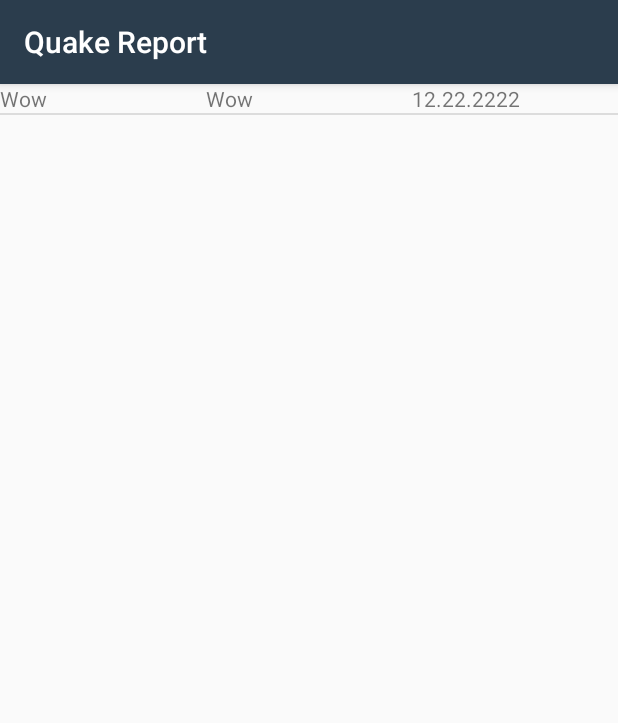
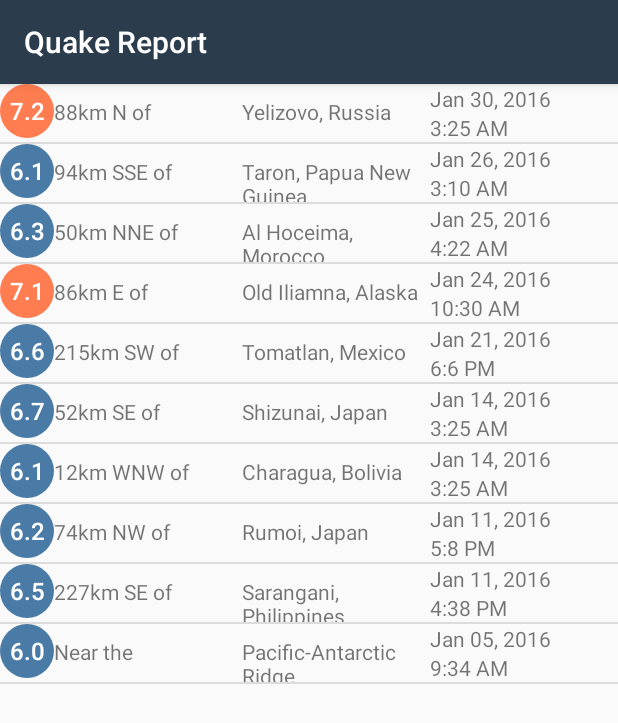
Before and after one commit to fallbrawl/QuakeReport, an Android app: the screen it shows after launch (EarthquakeActivity), on a phone screen of 412 x 824 dp. Shown: the top 723 px of the screen. Run offline under Robolectric (Android 15) with nearby library versions, the phone set to English and light mode, and no system bars.

Commit message:
finished lesson 1 json

```diff
--- a/app/src/main/java/com/example/android/quakereport/Earthquake.java
+++ b/app/src/main/java/com/example/android/quakereport/Earthquake.java
@@ -7,10 +7,11 @@ import java.util.Date;
  */
 public class Earthquake {
 
-    Earthquake(double power, String city, Date date){
+    Earthquake(double power, String city, long date, String siteName) {
         this.power = power;
         this.city = city;
         this.date = date;
+        this.siteName = siteName;
     }
 
     public double getPower() {
@@ -21,13 +22,17 @@ public class Earthquake {
         return city;
     }
 
-    public Date getDate() {
+    public long getDate() {
         return date;
+    }
+
+    public String getSiteName() {
+        return siteName;
     }
 
     private double power = 0;
     private String city = "";
-    private Date date = null;
-
+    private long date = -1;
+    private String siteName = "";
 
 }
--- a/app/src/main/java/com/example/android/quakereport/EarthquakeActivity.java
+++ b/app/src/main/java/com/example/android/quakereport/EarthquakeActivity.java
@@ -15,10 +15,19 @@
  */
 package com.example.android.quakereport;
 
+import android.content.Intent;
+import android.media.AudioManager;
+import android.media.MediaPlayer;
+import android.net.Uri;
 import android.os.Bundle;
 import android.support.v7.app.AppCompatActivity;
+import android.util.Log;
+import android.view.View;
+import android.widget.AdapterView;
 import android.widget.ArrayAdapter;
 import android.widget.ListView;
+
+import org.json.JSONException;
 
 import java.text.SimpleDateFormat;
 import java.util.ArrayList;
@@ -26,7 +35,7 @@ import java.util.Calendar;
 import java.util.GregorianCalendar;
 
 public class EarthquakeActivity extends AppCompatActivity {
-
+    static ArrayList<Earthquake> earthquakes = null;
     public static final String LOG_TAG = EarthquakeActivity.class.getName();
 
     @Override
@@ -34,13 +43,29 @@ public class EarthquakeActivity extends AppCompatActivity {
         super.onCreate(savedInstanceState);
         setContentView(R.layout.earthquake_activity);
 
-        // Create a fake list of earthquake locations.
-        ArrayList<Earthquake> earthquakes = new ArrayList<>();
-        earthquakes.add(new Earthquake(4.3,"Wow",new GregorianCalendar(2014, Calendar.FEBRUARY, 11).getTime()));
+        // Get a list of earthquake locations.
 
+
+        try {
+            earthquakes = QueryUtils.extractEarthquakes();
+        } catch (JSONException e) {
+            e.printStackTrace();
+        }
 
         // Find a reference to the {@link ListView} in the layout
         ListView earthquakeListView = (ListView) findViewById(R.id.list);
+
+        earthquakeListView.setOnItemClickListener(new AdapterView.OnItemClickListener() {
+            @Override
+            public void onItemClick(AdapterView<?> parent, View view, int position, long id) {
+                Earthquake currentEarthquake = earthquakes.get(position);
+
+                Uri webpage = Uri.parse(currentEarthquake.getSiteName());
+                Intent webIntent = new Intent(Intent.ACTION_VIEW, webpage);
+                startActivity(webIntent);
+
+            }
+        });
 
         // Create a new {@link ArrayAdapter} of earthquakes
         EarthquakeAdapter adapter = new EarthquakeAdapter(this, earthquakes);
--- a/app/src/main/java/com/example/android/quakereport/EarthquakeAdapter.java
+++ b/app/src/main/java/com/example/android/quakereport/EarthquakeAdapter.java
@@ -2,6 +2,10 @@ package com.example.android.quakereport;
 
 import android.app.Activity;
 import android.content.Context;
+import android.graphics.drawable.GradientDrawable;
+import android.net.Uri;
+import android.support.v4.content.ContextCompat;
+import android.util.Log;
 import android.view.LayoutInflater;
 import android.view.View;
 import android.view.ViewGroup;
@@ -10,14 +14,20 @@ import android.widget.ImageView;
 import android.widget.TextView;
 
 import java.text.DateFormat;
+import java.text.DecimalFormat;
 import java.text.SimpleDateFormat;
 import java.util.ArrayList;
+import java.util.Date;
 import java.util.List;
 
 /**
  * Created by nexus on 28.02.2017.
  */
 public class EarthquakeAdapter extends ArrayAdapter<Earthquake> {
+
+    private String offset = "";
+    private String city = "";
+    private final String DIVIDE = "of";
 
     private static final String LOG_TAG = EarthquakeAdapter.class.getSimpleName();
 
@@ -26,7 +36,7 @@ public class EarthquakeAdapter extends ArrayAdapter<Earthquake> {
      * The context is used to inflate the layout file, and the list is the data we want
      * to populate into the lists.
      *
-     * @param context        The current context. Used to inflate the layout file.
+     * @param context     The current context. Used to inflate the layout file.
      * @param earthquakes A List of AndroidFlavor objects to display in a list
      */
     public EarthquakeAdapter(Activity context, ArrayList<Earthquake> earthquakes) {
@@ -40,17 +50,17 @@ public class EarthquakeAdapter extends ArrayAdapter<Earthquake> {
     /**
      * Provides a view for an AdapterView (ListView, GridView, etc.)
      *
-     * @param position The position in the list of data that should be displayed in the
-     *                 list item view.
+     * @param position    The position in the list of data that should be displayed in the
+     *                    list item view.
      * @param convertView The recycled view to populate.
-     * @param parent The parent ViewGroup that is used for inflation.
+     * @param parent      The parent ViewGroup that is used for inflation.
      * @return The View for the position in the AdapterView.
      */
     @Override
     public View getView(int position, View convertView, ViewGroup parent) {
         // Check if the existing view is being reused, otherwise inflate the view
 
-        if(convertView == null) {
+        if (convertView == null) {
             convertView = LayoutInflater.from(getContext()).inflate(
                     R.layout.list_item, parent, false);
         }
@@ -58,31 +68,82 @@ public class EarthquakeAdapter extends ArrayAdapter<Earthquake> {
         // Get the {@link AndroidFlavor} object located at this position in the list
         Earthquake currentEarthquakeInfo = getItem(position);
 
+        DecimalFormat formatter = new DecimalFormat("0.0");
+
+
         // Find the TextView in the list_item.xml layout with the ID version_name
         TextView powerTextView = (TextView) convertView.findViewById(R.id.magnitude);
         // Get the version name from the current AndroidFlavor object and
         // set this text on the name TextView
-        powerTextView.setText(currentEarthquakeInfo.getCity());
+        powerTextView.setText(String.valueOf(formatter.format(currentEarthquakeInfo.getPower())));
 
         // Find the TextView in the list_item.xml layout with the ID version_number
-        TextView numberTextView = (TextView) convertView.findViewById(R.id.city);
+        TextView cityTextView = (TextView) convertView.findViewById(R.id.city);
+        TextView offsetTextView = (TextView) convertView.findViewById(R.id.offset);
+
+        if (currentEarthquakeInfo.getCity().indexOf(DIVIDE) != -1) {
+            offset = currentEarthquakeInfo.getCity().substring(0, currentEarthquakeInfo.getCity().indexOf(DIVIDE) + 3);
+            city = currentEarthquakeInfo.getCity().substring(currentEarthquakeInfo.getCity().indexOf(DIVIDE) + 3,
+                    currentEarthquakeInfo.getCity().length());
+        } else {
+            city = currentEarthquakeInfo.getCity();
+            offset = "Near the";
+        }
+
         // Get the version number from the current AndroidFlavor object and
         // set this text on the number TextView
-        numberTextView.setText(currentEarthquakeInfo.getCity());
 
+        cityTextView.setText(city);
+        offsetTextView.setText(offset);
 
-        DateFormat df = new SimpleDateFormat("MM/dd/yyyy HH:mm:ss");
         //String reportDate = df.format(currentEarthquakeInfo.getDate());
         // Find the TextView in the list_item.xml layout with the ID version_number
-        TextView dateTextView = (TextView) convertView.findViewById(R.id.date);
+        TextView dateDayMonthTextView = (TextView) convertView.findViewById(R.id.date_month_day);
         // Get the version number from the current AndroidFlavor object and
         // set this text on the number TextView
-        dateTextView.setText("12.22.2222");
 
+        long timeInMillis = currentEarthquakeInfo.getDate();
+        Date dateObject = new Date(timeInMillis);
+
+        SimpleDateFormat dateMonthFormatter = new SimpleDateFormat("MMM DD, yyyy");
+        SimpleDateFormat dateYearFormatter = new SimpleDateFormat("h:m a");
+
+        String monthDayToDisplay = dateMonthFormatter.format(dateObject);
+        String yearToDisplay = dateYearFormatter.format(dateObject);
+
+        dateDayMonthTextView.setText(monthDayToDisplay);
+
+        TextView dateYearTextView = (TextView) convertView.findViewById(R.id.date_year);
+        dateYearTextView.setText(yearToDisplay);
+
+        // Set the proper background color on the magnitude circle.
+        // Fetch the background from the TextView, which is a GradientDrawable.
+        GradientDrawable magnitudeCircle = (GradientDrawable) powerTextView.getBackground();
+
+        // Get the appropriate background color based on the current earthquake magnitude
+        int magnitudeColor = getMagnitudeColor(currentEarthquakeInfo.getPower());
+
+        // Set the color on the magnitude circle
+        magnitudeCircle.setColor(magnitudeColor);
 
         // Return the whole list item layout (containing 2 TextViews and an ImageView)
         // so that it can be shown in the ListView
         return convertView;
     }
 
+    private int getMagnitudeColor(double power){
+        int magnitude1Color = ContextCompat.getColor(getContext(), R.color.magnitude1);
+        int magnitude5Color = ContextCompat.getColor(getContext(), R.color.magnitude5);
+        int magnitude9Color = ContextCompat.getColor(getContext(), R.color.magnitude9);
+        int magni = (int) Math.floor(power);
+        switch (magni){
+            case 6:
+                return magnitude1Color;
+            case 7:
+                return magnitude5Color;
+            default:
+                return magnitude9Color;
+        }
+
+    }
 }
--- /dev/null
+++ b/app/src/main/java/com/example/android/quakereport/QueryUtils.java
@@ -0,0 +1,66 @@
+package com.example.android.quakereport;
+import android.util.Log;
+
+import org.json.JSONArray;
+import org.json.JSONException;
+import org.json.JSONObject;
+
+import java.util.ArrayList;
+
+/**
+ * Helper methods related to requesting and receiving earthquake data from USGS.
+ */
+public final class QueryUtils {
+
+    /** Sample JSON response for a USGS query */
+    private static final String SAMPLE_JSON_RESPONSE = "{\"type\":\"FeatureCollection\",\"metadata\":{\"generated\":1462295443000,\"url\":\"http://earthquake.usgs.gov/fdsnws/event/1/query?format=geojson&starttime=2016-01-01&endtime=2016-01-31&minmag=6&limit=10\",\"title\":\"USGS Earthquakes\",\"status\":200,\"api\":\"1.5.2\",\"limit\":10,\"offset\":1,\"count\":10},\"features\":[{\"type\":\"Feature\",\"properties\":{\"mag\":7.2,\"place\":\"88km N of Yelizovo, Russia\",\"time\":1454124312220,\"updated\":1460674294040,\"tz\":720,\"url\":\"http://earthquake.usgs.gov/earthquakes/eventpage/us20004vvx\",\"detail\":\"http://earthquake.usgs.gov/fdsnws/event/1/query?eventid=us20004vvx&format=geojson\",\"felt\":2,\"cdi\":3.4,\"mmi\":5.82,\"alert\":\"green\",\"status\":\"reviewed\",\"tsunami\":1,\"sig\":798,\"net\":\"us\",\"code\":\"20004vvx\",\"ids\":\",at00o1qxho,pt16030050,us20004vvx,gcmt20160130032510,\",\"sources\":\",at,pt,us,gcmt,\",\"types\":\",cap,dyfi,finite-fault,general-link,general-text,geoserve,impact-link,impact-text,losspager,moment-tensor,nearby-cities,origin,phase-data,shakemap,tectonic-summary,\",\"nst\":null,\"dmin\":0.958,\"rms\":1.19,\"gap\":17,\"magType\":\"mww\",\"type\":\"earthquake\",\"title\":\"M 7.2 - 88km N of Yelizovo, Russia\"},\"geometry\":{\"type\":\"Point\",\"coordinates\":[158.5463,53.9776,177]},\"id\":\"us20004vvx\"},\n" +
+            "{\"type\":\"Feature\",\"properties\":{\"mag\":6.1,\"place\":\"94km SSE of Taron, Papua New Guinea\",\"time\":1453777820750,\"updated\":1460156775040,\"tz\":600,\"url\":\"http://earthquake.usgs.gov/earthquakes/eventpage/us20004uks\",\"detail\":\"http://earthquake.usgs.gov/fdsnws/event/1/query?eventid=us20004uks&format=geojson\",\"felt\":null,\"cdi\":null,\"mmi\":4.1,\"alert\":\"green\",\"status\":\"reviewed\",\"tsunami\":1,\"sig\":572,\"net\":\"us\",\"code\":\"20004uks\",\"ids\":\",us20004uks,gcmt20160126031023,\",\"sources\":\",us,gcmt,\",\"types\":\",cap,geoserve,losspager,moment-tensor,nearby-cities,origin,phase-data,shakemap,tectonic-summary,\",\"nst\":null,\"dmin\":1.537,\"rms\":0.74,\"gap\":25,\"magType\":\"mww\",\"type\":\"earthquake\",\"title\":\"M 6.1 - 94km SSE of Taron, Papua New Guinea\"},\"geometry\":{\"type\":\"Point\",\"coordinates\":[153.2454,-5.2952,26]},\"id\":\"us20004uks\"},\n" +
+            "{\"type\":\"Feature\",\"properties\":{\"mag\":6.3,\"place\":\"50km NNE of Al Hoceima, Morocco\",\"time\":1453695722730,\"updated\":1460156773040,\"tz\":0,\"url\":\"http://earthquake.usgs.gov/earthquakes/eventpage/us10004gy9\",\"detail\":\"http://earthquake.usgs.gov/fdsnws/event/1/query?eventid=us10004gy9&format=geojson\",\"felt\":117,\"cdi\":7.2,\"mmi\":5.28,\"alert\":\"green\",\"status\":\"reviewed\",\"tsunami\":0,\"sig\":695,\"net\":\"us\",\"code\":\"10004gy9\",\"ids\":\",us10004gy9,gcmt20160125042203,\",\"sources\":\",us,gcmt,\",\"types\":\",cap,dyfi,geoserve,impact-text,losspager,moment-tensor,nearby-cities,origin,phase-data,shakemap,tectonic-summary,\",\"nst\":null,\"dmin\":2.201,\"rms\":0.92,\"gap\":20,\"magType\":\"mww\",\"type\":\"earthquake\",\"title\":\"M 6.3 - 50km NNE of Al Hoceima, Morocco\"},\"geometry\":{\"type\":\"Point\",\"coordinates\":[-3.6818,35.6493,12]},\"id\":\"us10004gy9\"},\n" +
+            "{\"type\":\"Feature\",\"properties\":{\"mag\":7.1,\"place\":\"86km E of Old Iliamna, Alaska\",\"time\":1453631430230,\"updated\":1460156770040,\"tz\":-540,\"url\":\"http://earthquake.usgs.gov/earthquakes/eventpage/us10004gqp\",\"detail\":\"http://earthquake.usgs.gov/fdsnws/event/1/query?eventid=us10004gqp&format=geojson\",\"felt\":1816,\"cdi\":7.2,\"mmi\":6.6,\"alert\":\"green\",\"status\":\"reviewed\",\"tsunami\":1,\"sig\":1496,\"net\":\"us\",\"code\":\"10004gqp\",\"ids\":\",at00o1gd6r,us10004gqp,ak12496371,gcmt20160124103030,\",\"sources\":\",at,us,ak,gcmt,\",\"types\":\",cap,dyfi,finite-fault,general-link,general-text,geoserve,impact-link,impact-text,losspager,moment-tensor,nearby-cities,origin,phase-data,shakemap,tectonic-summary,trump-origin,\",\"nst\":null,\"dmin\":0.72,\"rms\":2.11,\"gap\":19,\"magType\":\"mww\",\"type\":\"earthquake\",\"title\":\"M 7.1 - 86km E of Old Iliamna, Alaska\"},\"geometry\":{\"type\":\"Point\",\"coordinates\":[-153.4051,59.6363,129]},\"id\":\"us10004gqp\"},\n" +
+            "{\"type\":\"Feature\",\"properties\":{\"mag\":6.6,\"place\":\"215km SW of Tomatlan, Mexico\",\"time\":1453399617650,\"updated\":1459963829040,\"tz\":-420,\"url\":\"http://earthquake.usgs.gov/earthquakes/eventpage/us10004g4l\",\"detail\":\"http://earthquake.usgs.gov/fdsnws/event/1/query?eventid=us10004g4l&format=geojson\",\"felt\":11,\"cdi\":2.7,\"mmi\":3.92,\"alert\":\"green\",\"status\":\"reviewed\",\"tsunami\":1,\"sig\":673,\"net\":\"us\",\"code\":\"10004g4l\",\"ids\":\",at00o1bebo,pt16021050,us10004g4l,gcmt20160121180659,\",\"sources\":\",at,pt,us,gcmt,\",\"types\":\",cap,dyfi,geoserve,impact-link,impact-text,losspager,moment-tensor,nearby-cities,origin,phase-data,shakemap,tectonic-summary,\",\"nst\":null,\"dmin\":2.413,\"rms\":0.98,\"gap\":74,\"magType\":\"mww\",\"type\":\"earthquake\",\"title\":\"M 6.6 - 215km SW of Tomatlan, Mexico\"},\"geometry\":{\"type\":\"Point\",\"coordinates\":[-106.9337,18.8239,10]},\"id\":\"us10004g4l\"},\n" +
+            "{\"type\":\"Feature\",\"properties\":{\"mag\":6.7,\"place\":\"52km SE of Shizunai, Japan\",\"time\":1452741933640,\"updated\":1459304879040,\"tz\":540,\"url\":\"http://earthquake.usgs.gov/earthquakes/eventpage/us10004ebx\",\"detail\":\"http://earthquake.usgs.gov/fdsnws/event/1/query?eventid=us10004ebx&format=geojson\",\"felt\":51,\"cdi\":5.8,\"mmi\":6.45,\"alert\":\"green\",\"status\":\"reviewed\",\"tsunami\":1,\"sig\":720,\"net\":\"us\",\"code\":\"10004ebx\",\"ids\":\",us10004ebx,pt16014050,at00o0xauk,gcmt20160114032534,\",\"sources\":\",us,pt,at,gcmt,\",\"types\":\",associate,cap,dyfi,geoserve,impact-link,impact-text,losspager,moment-tensor,nearby-cities,origin,phase-data,shakemap,\",\"nst\":null,\"dmin\":0.281,\"rms\":0.98,\"gap\":22,\"magType\":\"mww\",\"type\":\"earthquake\",\"title\":\"M 6.7 - 52km SE of Shizunai, Japan\"},\"geometry\":{\"type\":\"Point\",\"coordinates\":[142.781,41.9723,46]},\"id\":\"us10004ebx\"},\n" +
+            "{\"type\":\"Feature\",\"properties\":{\"mag\":6.1,\"place\":\"12km WNW of Charagua, Bolivia\",\"time\":1452741928270,\"updated\":1459304879040,\"tz\":-240,\"url\":\"http://earthquake.usgs.gov/earthquakes/eventpage/us10004ebw\",\"detail\":\"http://earthquake.usgs.gov/fdsnws/event/1/query?eventid=us10004ebw&format=geojson\",\"felt\":3,\"cdi\":2.2,\"mmi\":2.21,\"alert\":\"green\",\"status\":\"reviewed\",\"tsunami\":0,\"sig\":573,\"net\":\"us\",\"code\":\"10004ebw\",\"ids\":\",us10004ebw,gcmt20160114032528,\",\"sources\":\",us,gcmt,\",\"types\":\",cap,dyfi,geoserve,impact-text,losspager,moment-tensor,nearby-cities,origin,phase-data,shakemap,tectonic-summary,\",\"nst\":null,\"dmin\":5.492,\"rms\":1.04,\"gap\":16,\"magType\":\"mww\",\"type\":\"earthquake\",\"title\":\"M 6.1 - 12km WNW of Charagua, Bolivia\"},\"geometry\":{\"type\":\"Point\",\"coordinates\":[-63.3288,-19.7597,582.56]},\"id\":\"us10004ebw\"},\n" +
+            "{\"type\":\"Feature\",\"properties\":{\"mag\":6.2,\"place\":\"74km NW of Rumoi, Japan\",\"time\":1452532083920,\"updated\":1459304875040,\"tz\":540,\"url\":\"http://earthquake.usgs.gov/earthquakes/eventpage/us10004djn\",\"detail\":\"http://earthquake.usgs.gov/fdsnws/event/1/query?eventid=us10004djn&format=geojson\",\"felt\":8,\"cdi\":3.4,\"mmi\":3.74,\"alert\":\"green\",\"status\":\"reviewed\",\"tsunami\":0,\"sig\":594,\"net\":\"us\",\"code\":\"10004djn\",\"ids\":\",us10004djn,gcmt20160111170803,\",\"sources\":\",us,gcmt,\",\"types\":\",cap,dyfi,geoserve,impact-text,losspager,moment-tensor,nearby-cities,origin,phase-data,shakemap,tectonic-summary,\",\"nst\":null,\"dmin\":1.139,\"rms\":0.96,\"gap\":33,\"magType\":\"mww\",\"type\":\"earthquake\",\"title\":\"M 6.2 - 74km NW of Rumoi, Japan\"},\"geometry\":{\"type\":\"Point\",\"coordinates\":[141.0867,44.4761,238.81]},\"id\":\"us10004djn\"},\n" +
+            "{\"type\":\"Feature\",\"properties\":{\"mag\":6.5,\"place\":\"227km SE of Sarangani, Philippines\",\"time\":1452530285900,\"updated\":1459304874040,\"tz\":480,\"url\":\"http://earthquake.usgs.gov/earthquakes/eventpage/us10004dj5\",\"detail\":\"http://earthquake.usgs.gov/fdsnws/event/1/query?eventid=us10004dj5&format=geojson\",\"felt\":1,\"cdi\":2.7,\"mmi\":7.5,\"alert\":\"green\",\"status\":\"reviewed\",\"tsunami\":1,\"sig\":650,\"net\":\"us\",\"code\":\"10004dj5\",\"ids\":\",at00o0srjp,pt16011050,us10004dj5,gcmt20160111163807,\",\"sources\":\",at,pt,us,gcmt,\",\"types\":\",cap,dyfi,geoserve,impact-link,impact-text,losspager,moment-tensor,nearby-cities,origin,phase-data,shakemap,tectonic-summary,\",\"nst\":null,\"dmin\":3.144,\"rms\":0.72,\"gap\":22,\"magType\":\"mww\",\"type\":\"earthquake\",\"title\":\"M 6.5 - 227km SE of Sarangani, Philippines\"},\"geometry\":{\"type\":\"Point\",\"coordinates\":[126.8621,3.8965,13]},\"id\":\"us10004dj5\"},\n" +
+            "{\"type\":\"Feature\",\"properties\":{\"mag\":6,\"place\":\"Pacific-Antarctic Ridge\",\"time\":1451986454620,\"updated\":1459202978040,\"tz\":-540,\"url\":\"http://earthquake.usgs.gov/earthquakes/eventpage/us10004bgk\",\"detail\":\"http://earthquake.usgs.gov/fdsnws/event/1/query?eventid=us10004bgk&format=geojson\",\"felt\":0,\"cdi\":1,\"mmi\":0,\"alert\":\"green\",\"status\":\"reviewed\",\"tsunami\":0,\"sig\":554,\"net\":\"us\",\"code\":\"10004bgk\",\"ids\":\",us10004bgk,gcmt20160105093415,\",\"sources\":\",us,gcmt,\",\"types\":\",cap,dyfi,geoserve,losspager,moment-tensor,nearby-cities,origin,phase-data,shakemap,\",\"nst\":null,\"dmin\":30.75,\"rms\":0.67,\"gap\":71,\"magType\":\"mww\",\"type\":\"earthquake\",\"title\":\"M 6.0 - Pacific-Antarctic Ridge\"},\"geometry\":{\"type\":\"Point\",\"coordinates\":[-136.2603,-54.2906,10]},\"id\":\"us10004bgk\"}],\"bbox\":[-153.4051,-54.2906,10,158.5463,59.6363,582.56]}";
+
+    /**
+     * Create a private constructor because no one should ever create a {@link QueryUtils} object.
+     * This class is only meant to hold static variables and methods, which can be accessed
+     * directly from the class name QueryUtils (and an object instance of QueryUtils is not needed).
+     */
+    private QueryUtils() {
+    }
+
+    /**
+     * Return a list of {@link Earthquake} objects that has been built up from
+     * parsing a JSON response.
+     */
+    public static ArrayList<Earthquake> extractEarthquakes() throws JSONException {
+
+        // Create an empty ArrayList that we can start adding earthquakes to
+        ArrayList<Earthquake> earthquakes = new ArrayList<>();
+
+
+        JSONObject totalQuake = new JSONObject(SAMPLE_JSON_RESPONSE);
+        JSONArray quakeArray = totalQuake.getJSONArray("features");
+
+        for (int i = 0; i < quakeArray.length();i ++){
+            JSONObject oneQuake = quakeArray.getJSONObject(i);
+            JSONObject properties = oneQuake.getJSONObject("properties");
+            Earthquake earthquake = new Earthquake(properties.getDouble("mag"),properties.getString("place"), properties.getLong("time"), properties.getString("url"));
+            earthquakes.add(i, earthquake);
+
+        }
+        // Try to parse the SAMPLE_JSON_RESPONSE. If there's a problem with the way the JSON
+        // is formatted, a JSONException exception object will be thrown.
+        // Catch the exception so the app doesn't crash, and print the error message to the logs.
+
+        // TODO: Parse the response given by the SAMPLE_JSON_RESPONSE string and
+        // build up a list of Earthquake objects with the corresponding data.
+
+        // Return the list of earthquakes
+        return earthquakes;
+    }
+
+}
--- /dev/null
+++ b/app/src/main/res/drawable/magnitude_circle.xml
@@ -0,0 +1,10 @@
+<?xml version="1.0" encoding="utf-8"?>
+<!-- Background circle for the magnitude value -->
+<shape xmlns:android="http://schemas.android.com/apk/res/android"
+    android:shape="oval">
+    <solid android:color="@color/magnitude1" />
+    <size
+        android:width="36dp"
+        android:height="36dp" />
+    <corners android:radius="18dp" />
+</shape>
--- a/app/src/main/res/layout/list_item.xml
+++ b/app/src/main/res/layout/list_item.xml
@@ -1,30 +1,50 @@
 <?xml version="1.0" encoding="utf-8"?>
 <LinearLayout xmlns:android="http://schemas.android.com/apk/res/android"
     xmlns:tools="http://schemas.android.com/tools"
-    android:orientation="horizontal"
     android:layout_width="match_parent"
-    android:layout_height="match_parent">
+    android:layout_height="match_parent"
+    android:orientation="horizontal">
+
     <TextView
+        android:id="@+id/magnitude"
+        android:layout_width="36dp"
+        android:layout_height="36dp"
+        android:background="@drawable/magnitude_circle"
+        android:fontFamily="sans-serif-medium"
+        android:gravity="center"
+        android:textColor="@android:color/white"
+        android:textSize="16sp"
+        tools:text="8.9" />
+
+    <TextView
+        android:id="@+id/offset"
         android:layout_width="0dp"
-        android:id="@+id/magnitude"
+        android:layout_height="wrap_content"
+        android:layout_weight="1" />
+    <TextView
+        android:id="@+id/city"
+        android:layout_width="0dp"
+        android:layout_height="wrap_content"
+        android:layout_weight="1" />
+
+    <LinearLayout
+        android:layout_width="0dp"
         android:layout_height="wrap_content"
         android:layout_weight="1"
-        tools:text="wow"
-        />
+        android:orientation="vertical">
 
-    <TextView
-        android:layout_width="0dp"
-        android:id="@+id/city"
-        android:layout_height="wrap_content"
-        android:layout_weight="1"
-        tools:text="wow"/>
+        <TextView
+            android:id="@+id/date_month_day"
+            android:layout_width="match_parent"
+            android:layout_height="wrap_content"
+            />
 
-    <TextView
-        android:layout_width="0dp"
-        android:id="@+id/date"
-        android:layout_height="wrap_content"
-        android:layout_weight="1"
-        tools:text="wow"/>
+        <TextView
+            android:id="@+id/date_year"
+            android:layout_width="match_parent"
+            android:layout_height="wrap_content"
+            />
 
+    </LinearLayout>
 
 </LinearLayout>
--- a/app/src/main/res/values/colors.xml
+++ b/app/src/main/res/values/colors.xml
@@ -22,4 +22,34 @@
 
     <!-- Accent color of the app -->
     <color name="colorAccent">#10CAC9</color>
+
+    <!-- Color for an earthquake with magnitude 0 and 2 -->
+    <color name="magnitude1">#4A7BA7</color>
+
+    <!-- Magnitude circle color for an earthquake with magnitude between 2 and 3 -->
+    <color name="magnitude2">#04B4B3</color>
+
+    <!-- Magnitude circle color for an earthquake with magnitude between 3 and 4 -->
+    <color name="magnitude3">#10CAC9</color>
+
+    <!-- Magnitude circle color for an earthquake with magnitude between 4 and 5 -->
+    <color name="magnitude4">#F5A623</color>
+
+    <!-- Magnitude circle color for an earthquake with magnitude between 5 and 6 -->
+    <color name="magnitude5">#FF7D50</color>
+
+    <!-- Magnitude circle color for an earthquake with magnitude between 6 and 7 -->
+    <color name="magnitude6">#FC6644</color>
+
+    <!-- Magnitude circle color for an earthquake with magnitude between 7 and 8 -->
+    <color name="magnitude7">#E75F40</color>
+
+    <!-- Magnitude circle color for an earthquake with magnitude between 8 and 9 -->
+    <color name="magnitude8">#E13A20</color>
+
+    <!-- Magnitude circle color for an earthquake with magnitude between 9 and 10 -->
+    <color name="magnitude9">#D93218</color>
+
+    <!-- Magnitude circle color for an earthquake with magnitude over 10 -->
+    <color name="magnitude10plus">#C03823</color>
 </resources>
```
